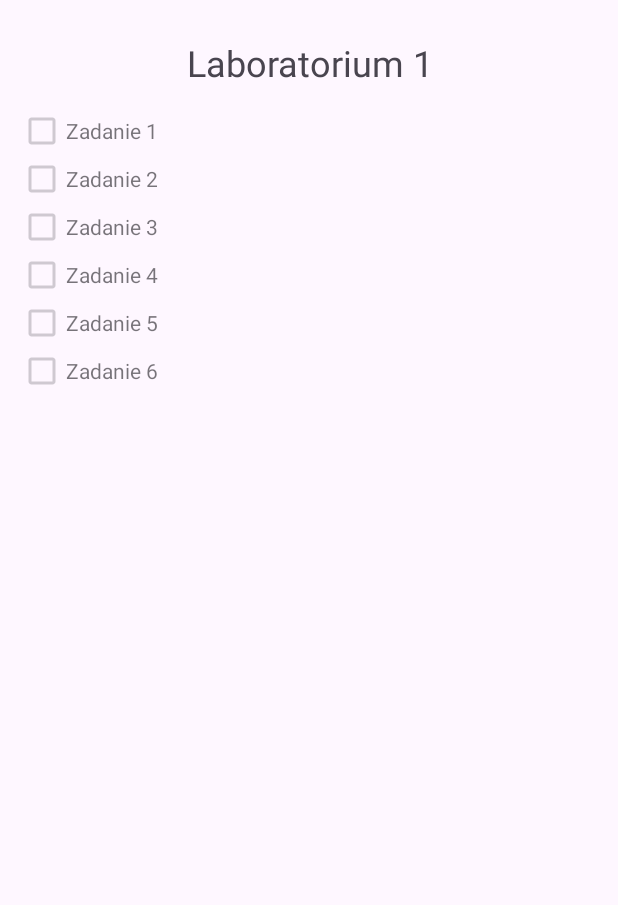
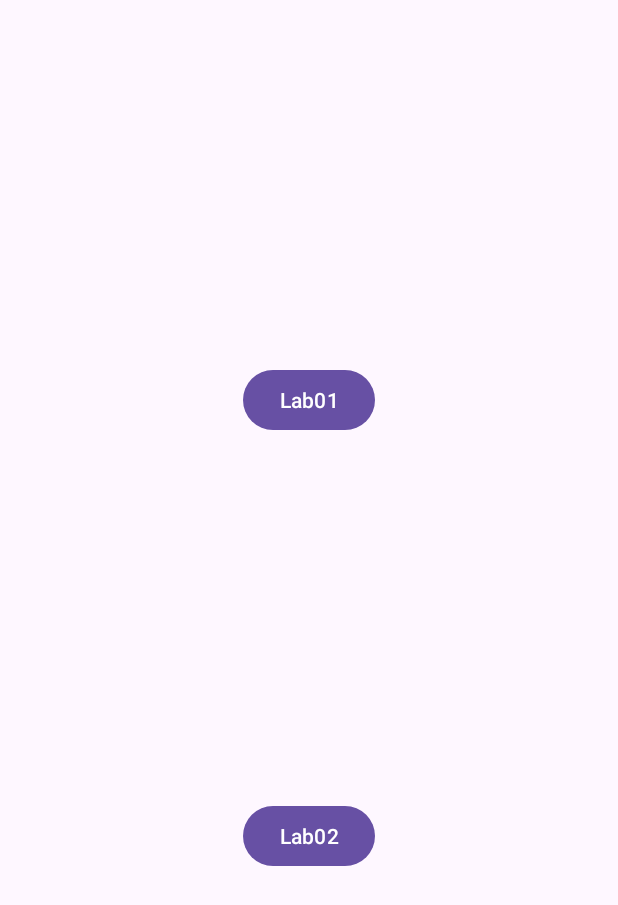
Before and after one commit to xjustride/wsei-pam-lab, an Android app: the screen it shows after launch (MainActivity), on a phone screen of 412 x 824 dp. Shown: the top 905 px of the screen. Run offline under Robolectric (Android 15) with nearby library versions, the phone set to English and light mode, and no system bars.

Commit message:
initial commit

```diff
--- a/app/build.gradle.kts
+++ b/app/build.gradle.kts
@@ -40,6 +40,8 @@ dependencies {
     implementation("androidx.appcompat:appcompat:1.6.1")
     implementation("com.google.android.material:material:1.11.0")
     implementation("androidx.constraintlayout:constraintlayout:2.1.4")
+    implementation("androidx.activity:activity:1.8.0")
+    implementation("androidx.gridlayout:gridlayout:1.0.0")
     testImplementation("junit:junit:4.13.2")
     androidTestImplementation("androidx.test.ext:junit:1.1.5")
     androidTestImplementation("androidx.test.espresso:espresso-core:3.5.1")
--- /dev/null
+++ b/app/src/main/java/pl/wsei/pam/MainActivity.kt
@@ -0,0 +1,36 @@
+package pl.wsei.pam
+
+import android.content.Intent
+import android.os.Bundle
+import android.view.View
+import android.widget.Toast
+import androidx.activity.enableEdgeToEdge
+import androidx.appcompat.app.AppCompatActivity
+import androidx.core.view.ViewCompat
+import androidx.core.view.WindowInsetsCompat
+import pl.wsei.pam.lab01.R
+import pl.wsei.pam.lab01.Lab01Activity
+import pl.wsei.pam.lab02.Lab02Activity
+
+class MainActivity : AppCompatActivity() {
+    override fun onCreate(savedInstanceState: Bundle?) {
+        super.onCreate(savedInstanceState)
+        enableEdgeToEdge()
+        setContentView(R.layout.activity_main2)
+        ViewCompat.setOnApplyWindowInsetsListener(findViewById(R.id.main)) { v, insets ->
+            val systemBars = insets.getInsets(WindowInsetsCompat.Type.systemBars())
+            v.setPadding(systemBars.left, systemBars.top, systemBars.right, systemBars.bottom)
+            insets
+        }
+
+    }
+    fun onClickMainBtnRunLab01(v: View){
+        val intent = Intent(this, Lab01Activity::class.java)
+        startActivity(intent)
+    }
+    fun onClickMainBtnRunLab02(v: View) {
+        val intent = Intent(this, Lab02Activity::class.java)
+        startActivity(intent)
+    }
+
+}
--- a/app/src/main/java/pl/wsei/pam/lab01/MainActivity.kt
+++ /dev/null
@@ -1,151 +0,0 @@
-package pl.wsei.pam.lab01
-
-import android.os.Bundle
-import android.widget.Button
-import android.widget.CheckBox
-import android.widget.LinearLayout
-import android.widget.TextView
-import android.widget.Toolbar.LayoutParams
-import androidx.appcompat.app.AppCompatActivity
-
-class MainActivity : AppCompatActivity() {
-    lateinit var mLayout: LinearLayout
-    lateinit var mTitle: TextView
-    var mBoxes: MutableList<CheckBox> = mutableListOf()
-    var mButtons: MutableList<Button> = mutableListOf()
-    override fun onCreate(savedInstanceState: Bundle?) {
-        super.onCreate(savedInstanceState)
-        setContentView(R.layout.activity_main)
-        mLayout = findViewById(R.id.main)
-
-        mTitle = TextView(this)
-        mTitle.text = "Laboratorium 1"
-        mTitle.textSize = 24f
-        val params = LinearLayout.LayoutParams(LayoutParams.MATCH_PARENT, LayoutParams.WRAP_CONTENT)
-        params.setMargins(20, 20, 20, 20)
-        mTitle.textAlignment = TextView.TEXT_ALIGNMENT_CENTER
-        mTitle.layoutParams = params
-        mLayout.addView(mTitle)
-
-        for (i in 1..6) {
-            val checkBox = CheckBox(this)
-            checkBox.text = "Zadanie ${i}"
-            checkBox.isEnabled = false
-            mLayout.addView(checkBox)
-            mBoxes.add(checkBox)
-        }
-
-        if (
-            task11(4, 6) in 0.666665..0.666667 &&
-            task11(7, -6) in -1.1666667..-1.1666665
-        ) {
-            mBoxes[0].isChecked = true
-        }
-
-        if (
-            task12(7U, 6U) == "7 + 6 = 13" &&
-            task12(12U, 15U) == "12 + 15 = 27"
-        ) {
-            mBoxes[1].isChecked = true
-        }
-
-        if (
-            task13(0.0, 5.4f) && !task13(7.0, 5.4f) &&
-            !task13(-6.0, -1.0f) && task13(6.0, 9.1f) &&
-            !task13(6.0, -1.0f) && task13(1.0, 1.1f)
-        ) {
-            mBoxes[2].isChecked = true
-        }
-
-        if (
-            task14(-2, 5) == "-2 + 5 = 3" &&
-            task14(-2, -5) == "-2 - 5 = -7"
-        ) {
-            mBoxes[3].isChecked = true
-        }
-        if (
-            task15("DOBRY") == 4 &&
-            task15("barDzo dobry") == 5 &&
-            task15("doStateczny") == 3 &&
-            task15("Dopuszczający") == 2 &&
-            task15("NIEDOSTATECZNY") == 1 &&
-            task15("XYZ") == -1
-        ){
-            mBoxes[4].isChecked = true
-        }
-        if (task16(
-                    mapOf("A" to 2U, "B" to 4U, "C" to 3U),
-                    mapOf("A" to 1U, "B" to 2U)
-                ) == 2U
-            &&
-            task16(
-                    mapOf("A" to 2U, "B" to 4U, "C" to 3U),
-                    mapOf("F" to 1U, "G" to 2U)
-                ) == 0U
-            &&
-            task16(
-                    mapOf("A" to 23U, "B" to 47U, "C" to 30U),
-                    mapOf("A" to 1U, "B" to 2U, "C" to 4U)
-                ) == 7U
-            ) {
-            mBoxes[5].isChecked = true
-        }
-    }
-
-    // Wykonaj dzielenie niecałkowite parametru a przez b
-    // Wynik zwróć po instrukcji return
-    private fun task11(a: Int, b: Int): Double {
-        return 0.0
-    }
-
-    // Zdefiniuj funkcję, która zwraca łańcuch dla argumentów bez znaku (zawsze dodatnie) wg schematu
-    // <a> + <b> = <a + b>
-    // np. dla parametrów a = 2 i b = 3
-    // 2 + 3 = 5
-    private fun task12(a: UInt, b: UInt): String {
-        return ""
-    }
-
-    // Zdefiniu funkcję, która zwraca wartość logiczną, jeśli parametr `a` jest nieujemny i mniejszy od `b`
-    fun task13(a: Double, b: Float): Boolean {
-        return false
-    }
-
-    // Zdefiniuj funkcję, która zwraca łańcuch dla argumentów całkowitych ze znakiem wg schematu
-    // <a> + <b> = <a + b>
-    // np. dla parametrów a = 2 i b = 3
-    // 2 + 3 = 5
-    // jeśli b jest ujemne należy zmienić znak '+' na '-'
-    // np. dla a = -2 i b = -5
-    //-2 - 5 = -7
-    // Wskazówki:
-    // Math.abs(a) - zwraca wartość bezwględną
-    fun task14(a: Int, b: Int): String {
-       return ""
-    }
-
-    // Zdefiniuj funkcję zwracającą ocenę jako liczbę całkowitą na podstawie łańcucha z opisem słownym oceny.
-    // Możliwe przypadki:
-    // bardzo dobry 	5
-    // dobry 			4
-    // dostateczny 		3
-    // dopuszczający 	2
-    // niedostateczny	1
-    // Funkcja nie powinna być wrażliwa na wielkość znaków np. Dobry, DORBRY czy DoBrY to ta sama ocena
-    // Wystąpienie innego łańcucha w degree funkcja zwraca wartość -1
-    fun task15(degree: String): Int {
-        return 0
-    }
-
-    // Zdefiniuj funkcję zwracającą liczbę możliwych do zbudowania egzemplarzy, które składają się z elementów umieszczonych w asset
-    // Zmienna store jest magazynem wszystkich elementów
-    // Przykład
-    // store = mapOf("A" to 3, "B" to 4, "C" to 2)
-    // asset = mapOf("A" to 1, "B" to 2)
-    // var items = task16(store, asset)
-    // println(items)	=> 2 ponieważ do zbudowania jednego egzemplarza potrzebne są 2 elementy "B" i jeden "A", a w magazynie mamy 2 "A" i 4 "B",
-    // czyli do zbudowania trzeciego egzemplarza zabraknie elementów typu "B"
-    fun task16(store: Map<String, UInt>, asset: Map<String, UInt>): UInt {
-        return UInt.MAX_VALUE
-    }
-}
--- /dev/null
+++ b/app/src/main/res/drawable/baseline_audiotrack_24.xml
@@ -0,0 +1,5 @@
+<vector xmlns:android="http://schemas.android.com/apk/res/android" android:height="24dp" android:tint="#000000" android:viewportHeight="24" android:viewportWidth="24" android:width="24dp">
+
+    <path android:fillColor="@android:color/white" android:pathData="M12,3v9.28c-0.47,-0.17 -0.97,-0.28 -1.5,-0.28C8.01,12 6,14.01 6,16.5S8.01,21 10.5,21c2.31,0 4.2,-1.75 4.45,-4H15V6h4V3h-7z"/>
+
+</vector>
--- /dev/null
+++ b/app/src/main/res/drawable/ic_rocket.xml
@@ -0,0 +1,5 @@
+<vector xmlns:android="http://schemas.android.com/apk/res/android" android:height="24dp" android:tint="#000000" android:viewportHeight="24" android:viewportWidth="24" android:width="24dp">
+
+    <path android:fillColor="@android:color/white" android:pathData="M12,2.5c0,0 4.5,2.04 4.5,10.5c0,2.49 -1.04,5.57 -1.6,7H9.1c-0.56,-1.43 -1.6,-4.51 -1.6,-7C7.5,4.54 12,2.5 12,2.5zM14,11c0,-1.1 -0.9,-2 -2,-2s-2,0.9 -2,2s0.9,2 2,2S14,12.1 14,11zM7.69,20.52c-0.48,-1.23 -1.52,-4.17 -1.67,-6.87l-1.13,0.75C4.33,14.78 4,15.4 4,16.07V22L7.69,20.52zM20,22v-5.93c0,-0.67 -0.33,-1.29 -0.89,-1.66l-1.13,-0.75c-0.15,2.69 -1.2,5.64 -1.67,6.87L20,22z"/>
+
+</vector>
--- a/app/src/main/res/layout/activity_main.xml
+++ b/app/src/main/res/layout/activity_main.xml
@@ -9,4 +9,4 @@
     android:paddingHorizontal="12dp"
     android:paddingVertical="12dp"
     app:flow_horizontalGap="16dp"
-    app:flow_verticalGap="16dp"/>
+    app:flow_verticalGap="16dp" />
--- /dev/null
+++ b/app/src/main/res/layout/activity_main2.xml
@@ -0,0 +1,34 @@
+<?xml version="1.0" encoding="utf-8"?>
+<androidx.constraintlayout.widget.ConstraintLayout xmlns:android="http://schemas.android.com/apk/res/android"
+    xmlns:app="http://schemas.android.com/apk/res-auto"
+    xmlns:tools="http://schemas.android.com/tools"
+    android:id="@+id/main"
+    android:layout_width="match_parent"
+    android:layout_height="match_parent"
+    tools:context="pl.wsei.pam.MainActivity">
+
+    <Button
+        android:id="@+id/mainBtnRunLab02"
+        android:layout_width="wrap_content"
+        android:layout_height="wrap_content"
+        android:text="@string/lab02"
+        android:onClick="onClickMainBtnRunLab02"
+        app:layout_constraintBottom_toBottomOf="parent"
+        app:layout_constraintEnd_toEndOf="parent"
+        app:layout_constraintStart_toStartOf="parent"
+        app:layout_constraintTop_toBottomOf="@+id/mainBtnRunLab01"
+        app:layout_constraintVertical_bias="0.5" />
+
+    <Button
+        android:id="@+id/mainBtnRunLab01"
+        android:layout_width="wrap_content"
+        android:layout_height="wrap_content"
+        android:onClick="onClickMainBtnRunLab01"
+        android:text="@string/lab01"
+        app:layout_constraintBottom_toTopOf="@+id/mainBtnRunLab02"
+        app:layout_constraintEnd_toEndOf="parent"
+        app:layout_constraintHorizontal_bias="0.5"
+        app:layout_constraintStart_toStartOf="parent"
+        app:layout_constraintTop_toTopOf="parent"
+        app:layout_constraintVertical_bias="0.5" />
+</androidx.constraintlayout.widget.ConstraintLayout>
--- a/app/src/main/res/values/strings.xml
+++ b/app/src/main/res/values/strings.xml
@@ -1,3 +1,5 @@
 <resources>
     <string name="app_name">Lab01</string>
+    <string name="lab02">Lab02</string>
+    <string name="lab01">Lab01</string>
 </resources>
```
Also changed, not shown: app/src/main/AndroidManifest.xml (+11 -1 lines), app/src/main/java/pl/wsei/pam/lab01/Lab01Activity.kt (added, +219 -0 lines), app/src/main/java/pl/wsei/pam/lab02/Lab02Activity.kt (added, +49 -0 lines), app/src/main/java/pl/wsei/pam/lab03/Lab03Activity.kt (added, +52 -0 lines), app/src/main/res/layout/activity_lab02.xml (added, +63 -0 lines), app/src/main/res/layout/activity_lab03.xml (added, +9 -0 lines), 1 other file.
